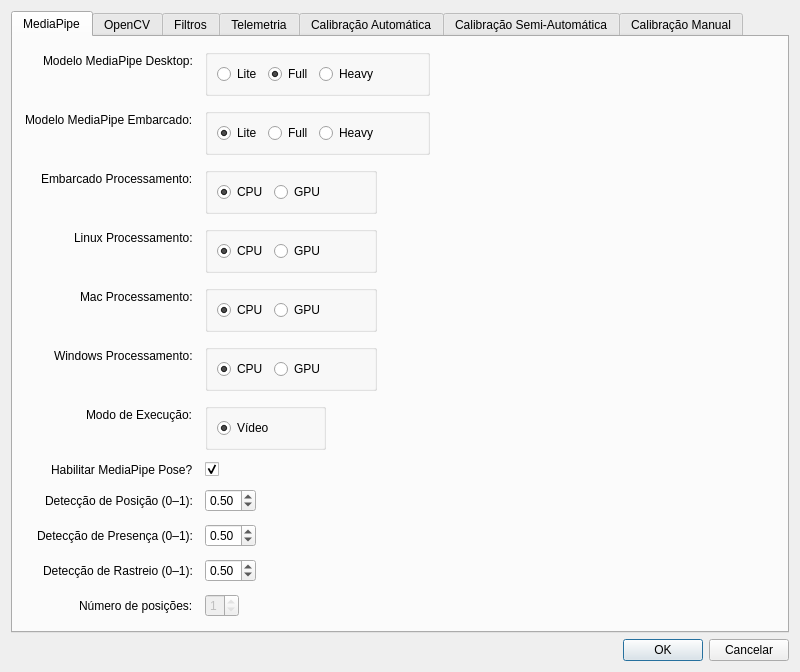
Qt form resources/ui/calibrationsettingview.ui (larvattea/ttea) before a commit.
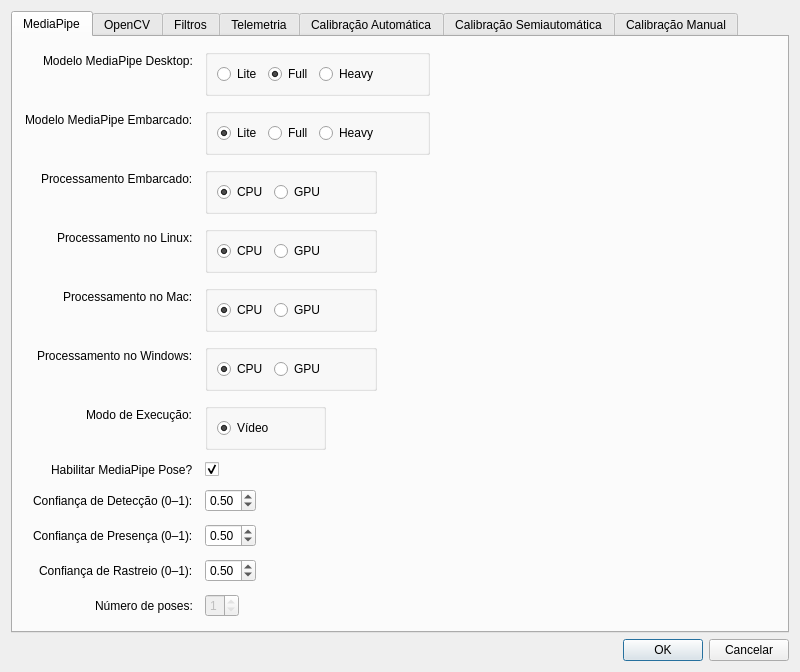
The same form after that commit. Icons and pictures are not drawn.

Patch:
```diff
--- a/resources/ui/calibrationsettingview.ui
+++ b/resources/ui/calibrationsettingview.ui
@@ -201,7 +201,7 @@
          <item row="2" column="0">
           <widget class="QLabel" name="lbl_embedded_processing">
            <property name="text">
-            <string>Embarcado Processamento:</string>
+            <string>Processamento Embarcado:</string>
            </property>
           </widget>
          </item>
@@ -253,7 +253,7 @@
          <item row="3" column="0">
           <widget class="QLabel" name="lbl_linux_processing">
            <property name="text">
-            <string>Linux Processamento:</string>
+            <string>Processamento no Linux:</string>
            </property>
           </widget>
          </item>
@@ -305,7 +305,7 @@
          <item row="4" column="0">
           <widget class="QLabel" name="lbl_mac_processing">
            <property name="text">
-            <string>Mac Processamento:</string>
+            <string>Processamento no Mac:</string>
            </property>
           </widget>
          </item>
@@ -357,7 +357,7 @@
          <item row="5" column="0">
           <widget class="QLabel" name="lbl_windows_processing">
            <property name="text">
-            <string>Windows Processamento:</string>
+            <string>Processamento no Windows:</string>
            </property>
           </widget>
          </item>
@@ -474,7 +474,7 @@
          <item row="8" column="0">
           <widget class="QLabel" name="lbl_detection_position">
            <property name="text">
-            <string>Detecção de Posição (0–1):</string>
+            <string>Confiança de Detecção (0–1):</string>
            </property>
           </widget>
          </item>
@@ -503,7 +503,7 @@
          <item row="9" column="0">
           <widget class="QLabel" name="lbl_detection_presence">
            <property name="text">
-            <string>Detecção de Presença (0–1):</string>
+            <string>Confiança de Presença (0–1):</string>
            </property>
           </widget>
          </item>
@@ -532,7 +532,7 @@
          <item row="10" column="0">
           <widget class="QLabel" name="lbl_detection_tracking">
            <property name="text">
-            <string>Detecção de Rastreio (0–1):</string>
+            <string>Confiança de Rastreio (0–1):</string>
            </property>
           </widget>
          </item>
@@ -561,7 +561,7 @@
          <item row="11" column="0">
           <widget class="QLabel" name="lbl_num_position">
            <property name="text">
-            <string>Número de posições:</string>
+            <string>Número de poses:</string>
            </property>
           </widget>
          </item>
@@ -1852,7 +1852,7 @@
      </widget>
      <widget class="QWidget" name="tab_semiautomatic_calibration">
       <attribute name="title">
-       <string>Calibração Semi-Automática</string>
+       <string>Calibração Semiautomática</string>
       </attribute>
       <layout class="QVBoxLayout" name="lay_calibracao_semi_automatica">
        <item>
```
Left out of the diff: 54 changed lines with no effect on the pictures.
